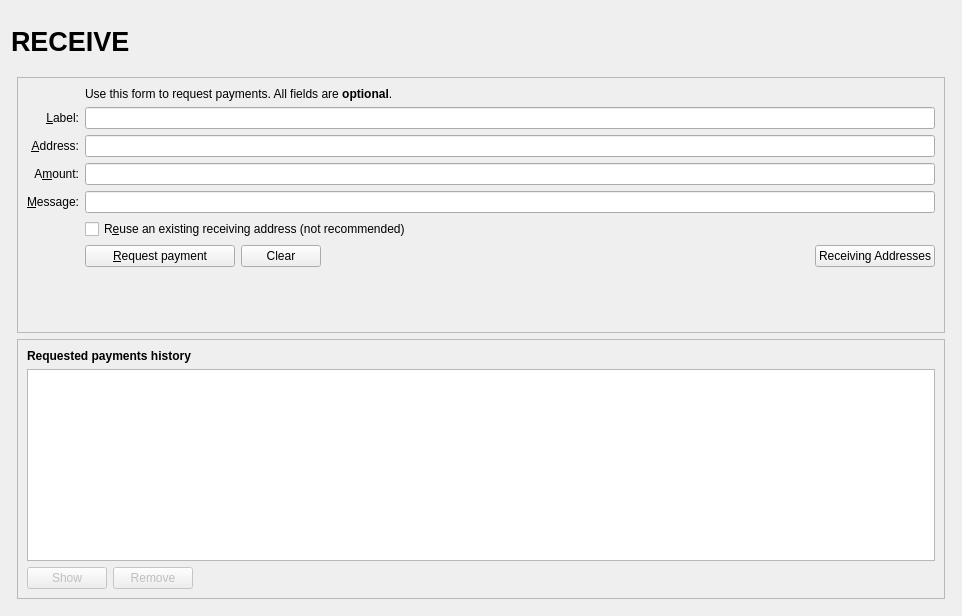
Qt form src/qt/forms/receivecoinsdialog.ui (ckti-gitian-ion/ion) before a commit.
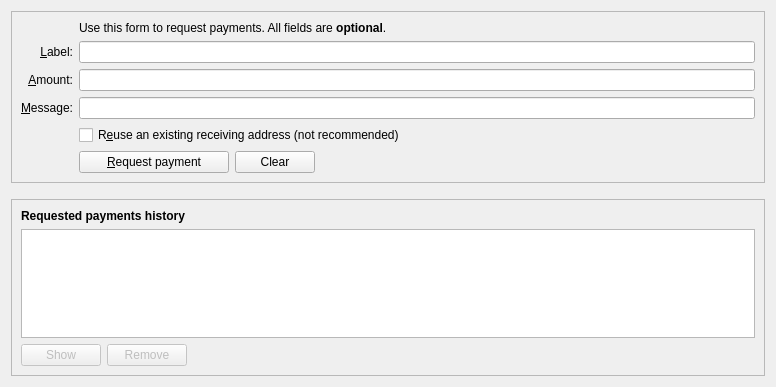
The same form after that commit. Icons and pictures are not drawn. Custom widgets are drawn as their Qt base class.

Patch:
```diff
--- a/src/qt/forms/receivecoinsdialog.ui
+++ b/src/qt/forms/receivecoinsdialog.ui
@@ -6,101 +6,11 @@
    <rect>
     <x>0</x>
     <y>0</y>
-    <width>962</width>
-    <height>616</height>
+    <width>776</width>
+    <height>387</height>
    </rect>
   </property>
-  <layout class="QVBoxLayout" name="verticalLayout" stretch="0">
-   <item>
-    <layout class="QVBoxLayout" name="verticalLayout_Master" stretch="0,1">
-     <property name="spacing">
-      <number>0</number>
-     </property>
-     <item>
-      <widget class="QFrame" name="frame_Header">
-       <layout class="QVBoxLayout" name="verticalLayout_8">
-        <property name="margin">
-         <number>0</number>
-        </property>
-        <item>
-         <layout class="QHBoxLayout" name="horizontalLayout_Header" stretch="1,0,1">
-          <item>
-           <widget class="QLabel" name="labelOverviewHeaderLeft">
-            <property name="minimumSize">
-             <size>
-              <width>464</width>
-              <height>60</height>
-             </size>
-            </property>
-            <property name="maximumSize">
-             <size>
-              <width>16777215</width>
-              <height>60</height>
-             </size>
-            </property>
-            <property name="font">
-             <font>
-              <pointsize>20</pointsize>
-              <weight>75</weight>
-              <bold>true</bold>
-             </font>
-            </property>
-            <property name="text">
-             <string>RECEIVE</string>
-            </property>
-           </widget>
-          </item>
-          <item>
-           <spacer name="horizontalSpacer_3">
-            <property name="orientation">
-             <enum>Qt::Horizontal</enum>
-            </property>
-            <property name="sizeHint" stdset="0">
-             <size>
-              <width>40</width>
-              <height>20</height>
-             </size>
-            </property>
-           </spacer>
-          </item>
-          <item>
-           <widget class="QLabel" name="labelOverviewHeaderRight">
-            <property name="minimumSize">
-             <size>
-              <width>464</width>
-              <height>60</height>
-             </size>
-            </property>
-            <property name="maximumSize">
-             <size>
-              <width>16777215</width>
-              <height>60</height>
-             </size>
-            </property>
-            <property name="font">
-             <font>
-              <pointsize>14</pointsize>
-             </font>
-            </property>
-            <property name="text">
-             <string/>
-            </property>
-            <property name="alignment">
-             <set>Qt::AlignRight|Qt::AlignTrailing|Qt::AlignVCenter</set>
-            </property>
-           </widget>
-          </item>
-         </layout>
-        </item>
-       </layout>
-      </widget>
-     </item>
-     <item>
-      <widget class="QFrame" name="frame_BG">
-       <layout class="QVBoxLayout" name="verticalLayout_5">
-        <property name="margin">
-         <number>6</number>
-        </property>
+  <layout class="QVBoxLayout" name="verticalLayout" stretch="0,0,1">
         <item>
          <widget class="QFrame" name="frame2">
           <property name="sizePolicy">
@@ -118,6 +28,53 @@
           <layout class="QVBoxLayout" name="verticalLayout_3">
            <item>
             <layout class="QGridLayout" name="gridLayout">
+        <item row="7" column="2">
+         <widget class="QCheckBox" name="reuseAddress">
+          <property name="toolTip">
+           <string>Reuse one of the previously used receiving addresses.&lt;br&gt;Reusing addresses has security and privacy issues.&lt;br&gt;Do not use this unless re-generating a payment request made before.</string>
+          </property>
+          <property name="text">
+           <string>R&amp;euse an existing receiving address (not recommended)</string>
+          </property>
+         </widget>
+        </item>
+        <item row="7" column="0">
+         <widget class="QLabel" name="label_4">
+          <property name="text">
+           <string/>
+          </property>
+         </widget>
+        </item>
+        <item row="6" column="0">
+         <widget class="QLabel" name="label_3">
+          <property name="toolTip">
+           <string>An optional message to attach to the payment request, which will be displayed when the request is opened. Note: The message will not be sent with the payment over the Ion network.</string>
+          </property>
+          <property name="text">
+           <string>&amp;Message:</string>
+          </property>
+          <property name="alignment">
+           <set>Qt::AlignRight|Qt::AlignTrailing|Qt::AlignVCenter</set>
+          </property>
+          <property name="buddy">
+           <cstring>reqMessage</cstring>
+          </property>
+         </widget>
+        </item>
+        <item row="4" column="2">
+         <widget class="QLineEdit" name="reqLabel">
+          <property name="toolTip">
+           <string>An optional label to associate with the new receiving address.</string>
+          </property>
+         </widget>
+        </item>
+        <item row="6" column="2">
+         <widget class="QLineEdit" name="reqMessage">
+          <property name="toolTip">
+           <string>An optional message to attach to the payment request, which will be displayed when the request is opened.&lt;br&gt;Note: The message will not be sent with the payment over the Ion network.</string>
+          </property>
+         </widget>
+        </item>
              <item row="2" column="2">
               <widget class="QLabel" name="label_5">
                <property name="text">
@@ -141,52 +98,13 @@
                </property>
               </widget>
              </item>
-             <item row="4" column="2">
-              <widget class="QLineEdit" name="reqLabel">
-               <property name="toolTip">
-                <string>An optional label to associate with the new receiving address.</string>
-               </property>
-              </widget>
-             </item>
              <item row="5" column="0">
-              <widget class="QLabel" name="label1">
-               <property name="toolTip">
-                <string>Your receiving address. You can copy and use it to receive coins on this wallet. A new one will be generated once it is used.</string>
-               </property>
-               <property name="text">
-                <string>&amp;Address:</string>
-               </property>
-               <property name="alignment">
-                <set>Qt::AlignRight|Qt::AlignTrailing|Qt::AlignVCenter</set>
-               </property>
-               <property name="buddy">
-                <cstring>reqAddress</cstring>
-               </property>
-              </widget>
-             </item>
-             <item row="5" column="2">
-              <widget class="QLineEdit" name="reqAddress">
-               <property name="readOnly">
-                <bool>true</bool>
-               </property>
-               <property name="minimumSize">
-                <size>
-                 <width>80</width>
-                 <height>0</height>
-                </size>
-               </property>
-               <property name="toolTip">
-                <string>Your receiving address. You can copy and use it to receive coins on this wallet. A new one will be generated once it is used.</string>
-               </property>
-              </widget>
-             </item>
-             <item row="6" column="0">
-              <widget class="QLabel" name="label_8">
+         <widget class="QLabel" name="label">
                <property name="toolTip">
                 <string>An optional amount to request. Leave this empty or zero to not request a specific amount.</string>
                </property>
                <property name="text">
-                <string>A&amp;mount:</string>
+           <string>&amp;Amount:</string>
                </property>
                <property name="alignment">
                 <set>Qt::AlignRight|Qt::AlignTrailing|Qt::AlignVCenter</set>
@@ -196,7 +114,7 @@
                </property>
               </widget>
              </item>
-             <item row="6" column="2">
+        <item row="5" column="2">
               <widget class="BitcoinAmountField" name="reqAmount">
                <property name="minimumSize">
                 <size>
@@ -209,54 +127,7 @@
                </property>
               </widget>
              </item>
-             <item row="7" column="0">
-              <widget class="QLabel" name="label_3">
-               <property name="toolTip">
-                <string>An optional message to attach to the payment request, which will be displayed when the request is opened. Note: The message will not be sent with the payment over the ION network.</string>
-               </property>
-               <property name="text">
-                <string>&amp;Message:</string>
-               </property>
-               <property name="alignment">
-                <set>Qt::AlignRight|Qt::AlignTrailing|Qt::AlignVCenter</set>
-               </property>
-               <property name="buddy">
-                <cstring>reqMessage</cstring>
-               </property>
-              </widget>
-             </item>
-             <item row="7" column="2">
-              <widget class="QLineEdit" name="reqMessage">
-               <property name="toolTip">
-                <string>An optional message to attach to the payment request, which will be displayed when the request is opened.&lt;br&gt;Note: The message will not be sent with the payment over the ION network.</string>
-               </property>
-              </widget>
-             </item>
-             <item row="8" column="0">
-              <widget class="QLabel" name="label_4">
-               <property name="text">
-                <string/>
-               </property>
-              </widget>
-             </item>
              <item row="8" column="2">
-              <widget class="QCheckBox" name="reuseAddress">
-               <property name="toolTip">
-                <string>Reuse one of the previously used receiving addresses.&lt;br&gt;Reusing addresses has security and privacy issues.&lt;br&gt;Do not use this unless re-generating a payment request made before.</string>
-               </property>
-               <property name="text">
-                <string>R&amp;euse an existing receiving address (not recommended)</string>
-               </property>
-              </widget>
-             </item>
-             <item row="9" column="0">
-              <widget class="QLabel" name="label_7">
-               <property name="text">
-                <string/>
-               </property>
-              </widget>
-             </item>
-             <item row="9" column="2">
               <layout class="QHBoxLayout" name="horizontalLayout">
                <item>
                 <widget class="QPushButton" name="receiveButton">
@@ -269,10 +140,6 @@
                  <property name="text">
                   <string>&amp;Request payment</string>
                  </property>
-                 <property name="icon">
-                  <iconset resource="../ion.qrc">
-                   <normaloff>:/icons/receiving_addresses</normaloff>:/icons/receiving_addresses</iconset>
-                 </property>
                 </widget>
                </item>
                <item>
@@ -289,10 +156,6 @@
                  <property name="text">
                   <string>Clear</string>
                  </property>
-                 <property name="icon">
-                  <iconset resource="../ion.qrc">
-                   <normaloff>:/icons/remove</normaloff>:/icons/remove</iconset>
-                 </property>
                  <property name="autoDefault">
                   <bool>false</bool>
                  </property>
@@ -311,39 +174,32 @@
                  </property>
                 </spacer>
                </item>
-               <item>
-                <widget class="QPushButton" name="receivingAddressesButton">
+         </layout>
+        </item>
+        <item row="8" column="0">
+         <widget class="QLabel" name="label_7">
                  <property name="text">
-                  <string>Receiving Addresses</string>
-                 </property>
-                 <property name="icon">
-                  <iconset resource="../ion.qrc">
-                   <normaloff>:/icons/address-book</normaloff>:/icons/address-book</iconset>
-                 </property>
-                 <property name="autoDefault">
-                  <bool>false</bool>
-                 </property>
+           <string/>
+          </property>
                 </widget>
                </item>
               </layout>
              </item>
-             <item row="10" column="2">
-              <spacer name="verticalSpacer">
+     </layout>
+    </widget>
+   </item>
+   <item>
+    <spacer name="verticalSpacer_2">
                <property name="orientation">
                 <enum>Qt::Vertical</enum>
                </property>
                <property name="sizeHint" stdset="0">
                 <size>
                  <width>20</width>
-                 <height>40</height>
+       <height>10</height>
                 </size>
                </property>
               </spacer>
-             </item>
-            </layout>
-           </item>
-          </layout>
-         </widget>
         </item>
         <item>
          <widget class="QFrame" name="frame">
@@ -375,43 +231,6 @@
            </item>
            <item>
             <widget class="QTableView" name="recentRequestsView">
-             <property name="palette">
-              <palette>
-               <active>
-                <colorrole role="Text">
-                 <brush brushstyle="SolidPattern">
-                  <color alpha="255">
-                   <red>51</red>
-                   <green>51</green>
-                   <blue>51</blue>
-                  </color>
-                 </brush>
-                </colorrole>
-               </active>
-               <inactive>
-                <colorrole role="Text">
-                 <brush brushstyle="SolidPattern">
-                  <color alpha="255">
-                   <red>51</red>
-                   <green>51</green>
-                   <blue>51</blue>
-                  </color>
-                 </brush>
-                </colorrole>
-               </inactive>
-               <disabled>
-                <colorrole role="Text">
-                 <brush brushstyle="SolidPattern">
-                  <color alpha="255">
-                   <red>85</red>
-                   <green>85</green>
-                   <blue>85</blue>
-                  </color>
-                 </brush>
-                </colorrole>
-               </disabled>
-              </palette>
-             </property>
              <property name="contextMenuPolicy">
               <enum>Qt::CustomContextMenu</enum>
              </property>
@@ -436,10 +255,6 @@
                <property name="text">
                 <string>Show</string>
                </property>
-               <property name="icon">
-                <iconset resource="../ion.qrc">
-                 <normaloff>:/icons/edit</normaloff>:/icons/edit</iconset>
-               </property>
                <property name="autoDefault">
                 <bool>false</bool>
                </property>
@@ -456,10 +271,6 @@
                <property name="text">
                 <string>Remove</string>
                </property>
-               <property name="icon">
-                <iconset resource="../ion.qrc">
-                 <normaloff>:/icons/remove</normaloff>:/icons/remove</iconset>
-               </property>
                <property name="autoDefault">
                 <bool>false</bool>
                </property>
@@ -485,11 +296,6 @@
         </item>
        </layout>
       </widget>
-     </item>
-    </layout>
-   </item>
-  </layout>
- </widget>
  <customwidgets>
   <customwidget>
    <class>BitcoinAmountField</class>
```
Left out of the diff: 1 changed line with no effect on the pictures. Lines whose indentation alone changed are shown as unchanged.
